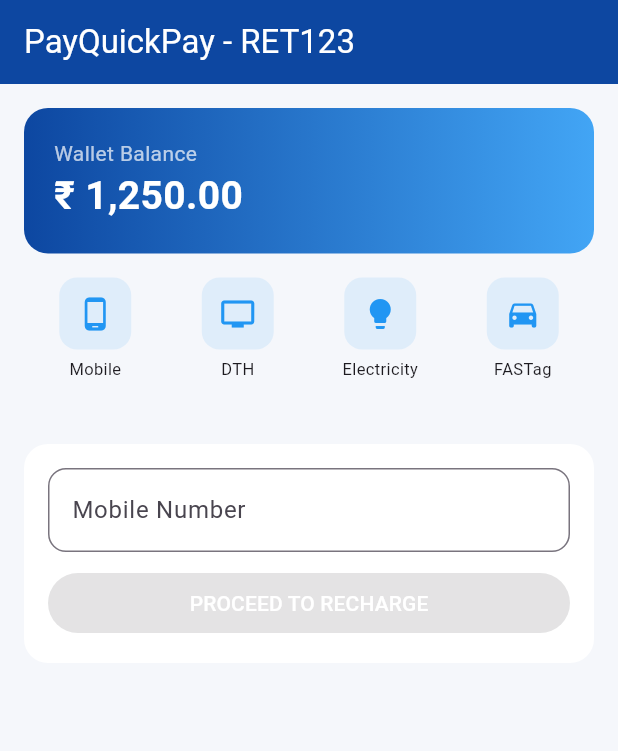
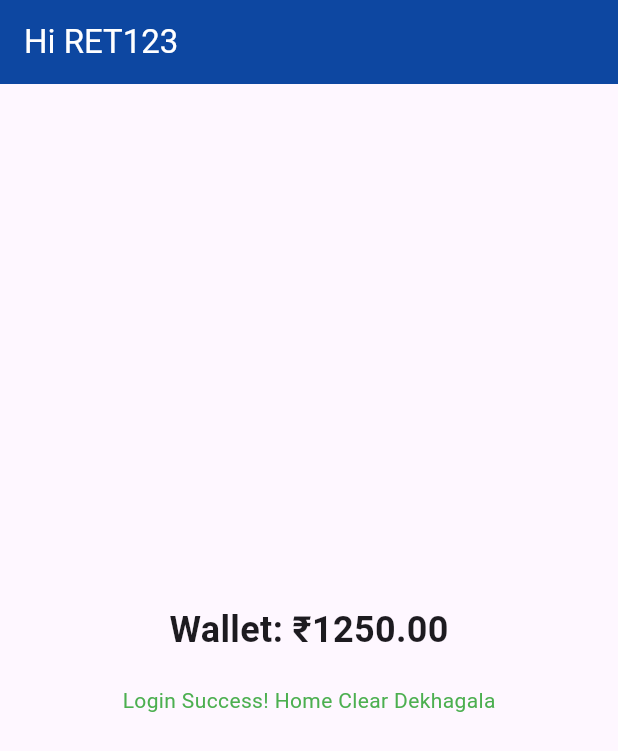
Before and after one commit to Nilu10051998/PayQuickPay, a Flutter app: the screen it shows after launch, after a tap on "LOGIN", on a phone screen of 412 x 824 dp. Shown: the top 751 px of the screen. Run offline on Flutter 3.47's test engine with Material 3 defaults, Android fonts, the phone set to English and light mode, and no system bars.

Commit message:
Refactor main app structure and add splash screen

```diff
--- a/lib/main.dart
+++ b/lib/main.dart
@@ -1,108 +1,37 @@
 import 'package:flutter/material.dart';
-void main() => runApp(const PayQuickPayApp());
+void main(){ runApp(MaterialApp(debugShowCheckedModeBanner:false, home: Splash())); }
 
-class PayQuickPayApp extends StatelessWidget {
-  const PayQuickPayApp({super.key});
+class Splash extends StatefulWidget{ const Splash({super.key}); @override State<Splash> createState()=> _S();}
+class _S extends State<Splash>{
   @override
-  Widget build(BuildContext context) {
-    return MaterialApp(debugShowCheckedModeBanner: false, title: 'PayQuickPay', home: const SplashScreen());
+  void initState(){ super.initState(); Future.delayed(Duration(seconds:2), (){ if(mounted) Navigator.pushReplacement(context, MaterialPageRoute(builder:(_)=>Login())); }); }
+  @override
+  Widget build(BuildContext context){ return Scaffold(backgroundColor:Colors.white, body: Center(child: Column(mainAxisAlignment: MainAxisAlignment.center, children: [ Icon(Icons.wallet, size:80, color:Color(0xFF2196F3)), SizedBox(height:20), Text('PayQuickPay', style:TextStyle(fontSize:28, fontWeight:FontWeight.bold)), Text('Fast & Secure Payments', style:TextStyle(color:Colors.grey)), SizedBox(height:30), CircularProgressIndicator() ]))); }
+}
+
+class Login extends StatelessWidget{
+  Login({super.key});
+  final id = TextEditingController();
+  @override
+  Widget build(BuildContext context){
+    return Scaffold(body: Container(width:double.infinity, height:double.infinity, decoration: BoxDecoration(gradient: LinearGradient(colors:[Color(0xFF0D47A1), Color(0xFF42A5F5)], begin:Alignment.topCenter, end:Alignment.bottomCenter)), child: Center(child: Padding(padding: EdgeInsets.all(24), child: Column(mainAxisSize:MainAxisSize.min, children: [
+      Icon(Icons.flash_on, size:60, color:Colors.white), Text('PayQuickPay', style:TextStyle(color:Colors.white, fontSize:28, fontWeight:FontWeight.bold)),
+      SizedBox(height:20),
+      Container(padding:EdgeInsets.all(20), decoration:BoxDecoration(color:Colors.white, borderRadius:BorderRadius.circular(16)), child: Column(children: [
+        TextField(controller:id, decoration:InputDecoration(labelText:'Retailer ID - RET123', border:OutlineInputBorder())),
+        SizedBox(height:10),
+        TextField(decoration:InputDecoration(labelText:'Password - 123', border:OutlineInputBorder()), obscureText:true),
+        SizedBox(height:20),
+        SizedBox(width:double.infinity, height:50, child: ElevatedButton(style: ElevatedButton.styleFrom(backgroundColor:Color(0xFF0D47A1)), onPressed:(){ Navigator.pushReplacement(context, MaterialPageRoute(builder:(_)=>Home(userId:id.text.isEmpty?'RET123':id.text))); }, child:Text('LOGIN', style:TextStyle(color:Colors.white, fontSize:18))))
+      ]))
+    ])))));
   }
 }
 
-class SplashScreen extends StatefulWidget {
-  const SplashScreen({super.key});
+class Home extends StatelessWidget{
+  final String userId; const Home({super.key, required this.userId});
   @override
-  State<SplashScreen> createState() => _SplashScreenState();
-}
-class _SplashScreenState extends State<SplashScreen> {
-  @override
-  void initState() {
-    super.initState();
-    Future.delayed(const Duration(seconds: 2), () {
-      Navigator.pushReplacement(context, MaterialPageRoute(builder: (_) => const LoginScreen()));
-    });
-  }
-  @override
-  Widget build(BuildContext context) {
-    return Scaffold(
-      backgroundColor: Colors.white,
-      body: Column(children: [
-        Container(width: double.infinity, height: 60, color: const Color(0xFF2196F3), child: const Center(child: Text('PayQuickPay', style: TextStyle(color: Colors.white, fontSize: 20)))),
-        const Spacer(),
-        Center(child: Column(children: [
-          Container(padding: const EdgeInsets.all(16), decoration: BoxDecoration(color: const Color(0xFF2196F3), borderRadius: BorderRadius.circular(12)), child: const Icon(Icons.wallet, color: Colors.white, size: 40)),
-          const SizedBox(height: 20),
-          const Text('PayQuickPay', style: TextStyle(fontSize: 28, fontWeight: FontWeight.bold)),
-          const Text('Fast & Secure Payments', style: TextStyle(color: Colors.grey)),
-          const SizedBox(height: 30),
-          const CircularProgressIndicator(),
-        ])),
-        const Spacer(),
-      ]),
-    );
+  Widget build(BuildContext context){
+    return Scaffold(appBar: AppBar(title:Text('Hi $userId'), backgroundColor:Color(0xFF0D47A1), foregroundColor:Colors.white), body: Center(child: Column(mainAxisAlignment:MainAxisAlignment.center, children: [Text('Wallet: ₹1250.00', style:TextStyle(fontSize:24, fontWeight:FontWeight.bold)), SizedBox(height:20), Text('Login Success! Home Clear Dekhagala', style:TextStyle(color:Colors.green)) ])));
   }
 }
-
-class LoginScreen extends StatelessWidget {
-  const LoginScreen({super.key});
-  @override
-  Widget build(BuildContext context) {
-    final idCtrl = TextEditingController();
-    return Scaffold(
-      body: Container(
-        decoration: const BoxDecoration(gradient: LinearGradient(colors: [Color(0xFF0D47A1), Color(0xFF1976D2)], begin: Alignment.topCenter, end: Alignment.bottomCenter)),
-        child: Center(child: SingleChildScrollView(padding: const EdgeInsets.all(24), child: Column(children: [
-          Container(padding: const EdgeInsets.all(20), decoration: BoxDecoration(color: Colors.white, shape: BoxShape.circle), child: const Icon(Icons.flash_on, size: 50, color: Color(0xFF0D47A1))),
-          const SizedBox(height: 12),
-          const Text('PayQuickPay', style: TextStyle(color: Colors.white, fontSize: 30, fontWeight: FontWeight.bold)),
-          const SizedBox(height: 25),
-          Container(padding: const EdgeInsets.all(20), decoration: BoxDecoration(color: Colors.white, borderRadius: BorderRadius.circular(20)), child: Column(children: [
-            TextField(controller: idCtrl, decoration: InputDecoration(labelText: 'Retailer / Distributor ID', prefixIcon: const Icon(Icons.person), border: OutlineInputBorder(borderRadius: BorderRadius.circular(12)))),
-            const SizedBox(height: 12),
-            TextField(obscureText: true, decoration: InputDecoration(labelText: 'Password', prefixIcon: const Icon(Icons.lock), border: OutlineInputBorder(borderRadius: BorderRadius.circular(12)))),
-            const SizedBox(height: 20),
-            SizedBox(width: double.infinity, child: ElevatedButton(style: ElevatedButton.styleFrom(backgroundColor: const Color(0xFF0D47A1), padding: const EdgeInsets.all(15)), onPressed: () {
-              Navigator.pushReplacement(context, MaterialPageRoute(builder: (_) => HomeScreen(userId: idCtrl.text.isEmpty ? 'RET123' : idCtrl.text)));
-            }, child: const Text('LOGIN', style: TextStyle(color: Colors.white)))),
-          ])),
-        ]))),
-      ),
-    );
-  }
-}
-
-class HomeScreen extends StatelessWidget {
-  final String userId;
-  const HomeScreen({super.key, required this.userId});
-  @override
-  Widget build(BuildContext context) {
-    return Scaffold(
-      backgroundColor: const Color(0xFFF5F7FB),
-      appBar: AppBar(backgroundColor: const Color(0xFF0D47A1), foregroundColor: Colors.white, title: Text('PayQuickPay - $userId')),
-      body: SingleChildScrollView(padding: const EdgeInsets.all(16), child: Column(crossAxisAlignment: CrossAxisAlignment.start, children: [
-        Container(width: double.infinity, padding: const EdgeInsets.all(20), decoration: BoxDecoration(gradient: const LinearGradient(colors: [Color(0xFF0D47A1), Color(0xFF42A5F5)]), borderRadius: BorderRadius.circular(16)), child: const Column(crossAxisAlignment: CrossAxisAlignment.start, children: [Text('Wallet Balance', style: TextStyle(color: Colors.white70)), Text('₹ 1,250.00', style: TextStyle(color: Colors.white, fontSize: 26, fontWeight: FontWeight.bold))])),
-        const SizedBox(height: 16),
-        GridView.count(crossAxisCount: 4, shrinkWrap: true, physics: const NeverScrollableScrollPhysics(), children: const [
-          _Service(icon: Icons.phone_android, name: 'Mobile'),
-          _Service(icon: Icons.tv, name: 'DTH'),
-          _Service(icon: Icons.lightbulb, name: 'Electricity'),
-          _Service(icon: Icons.directions_car, name: 'FASTag'),
-        ]),
-        const SizedBox(height: 16),
-        Container(padding: const EdgeInsets.all(16), decoration: BoxDecoration(color: Colors.white, borderRadius: BorderRadius.circular(16)), child: Column(children: [
-          TextField(decoration: InputDecoration(hintText: 'Mobile Number', border: OutlineInputBorder(borderRadius: BorderRadius.circular(12)))),
-          SizedBox(height: 10),
-          SizedBox(width: double.infinity, child: ElevatedButton(style: ElevatedButton.styleFrom(backgroundColor: Color(0xFF0D47A1)), onPressed: null, child: Text('PROCEED TO RECHARGE', style: TextStyle(color: Colors.white)))),
-        ])),
-      ])),
-    );
-  }
-}
-class _Service extends StatelessWidget {
-  final IconData icon; final String name;
-  const _Service({required this.icon, required this.name});
-  @override
-  Widget build(BuildContext context) {
-    return Column(children: [Container(padding: const EdgeInsets.all(12), decoration: BoxDecoration(color: Colors.blue.withOpacity(0.1), borderRadius: BorderRadius.circular(12)), child: Icon(icon, color: Colors.blue)), const SizedBox(height: 5), Text(name, style: const TextStyle(fontSize: 11))]);
-  }
-}
```
